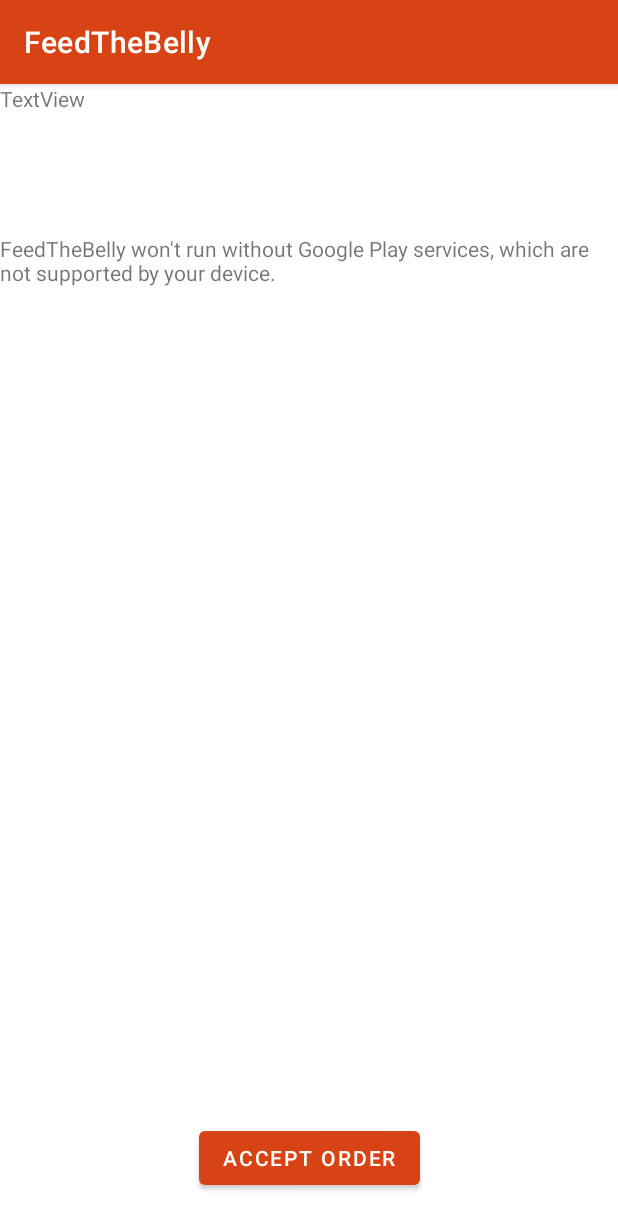
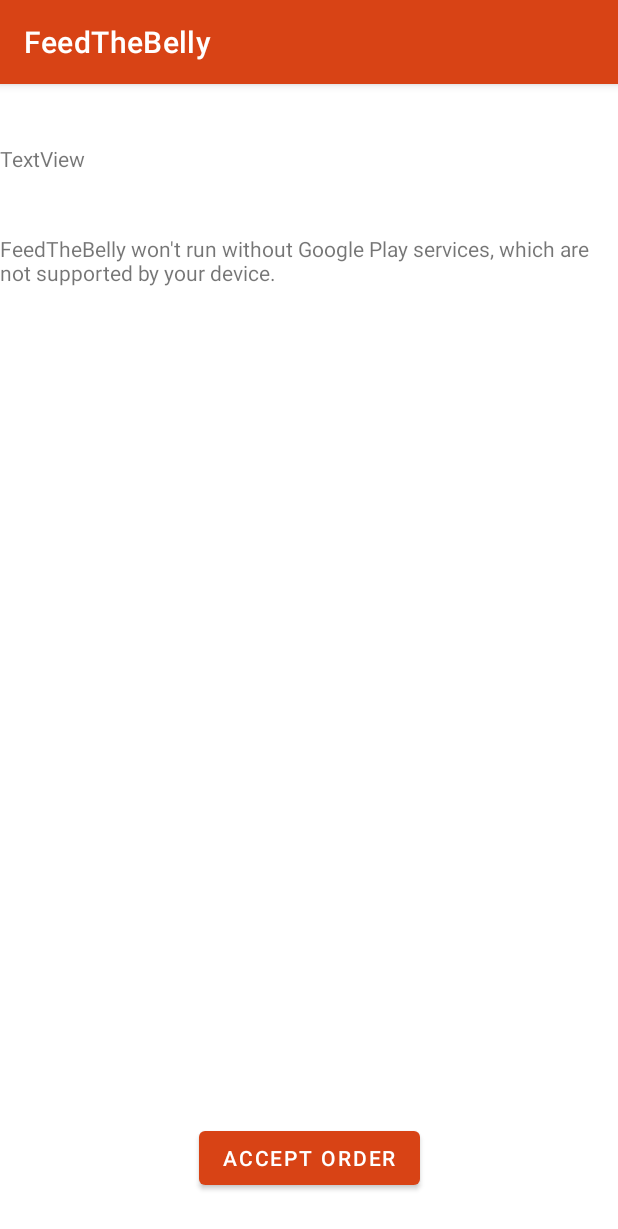
Before and after one commit to Aakash145/Aakash145-W21G4_FeedTheBelly, an Android app: the GoogleMapsActivity screen opened directly, with no data from a screen before it, on a phone screen of 412 x 824 dp. Shown: the top 1229 px of the screen. Run offline under Robolectric (Android 15) with nearby library versions, the light colour scheme and no system bars.

```diff
--- a/app/src/main/res/layout/activity_google_maps.xml
+++ b/app/src/main/res/layout/activity_google_maps.xml
@@ -10,6 +10,7 @@
         android:id="@+id/idRestInfo"
         android:layout_width="0dp"
         android:layout_height="0dp"
+        android:gravity="center_vertical"
         android:text="TextView"
         app:layout_constraintBottom_toTopOf="@+id/map"
         app:layout_constraintEnd_toEndOf="parent"
```
Also changed, not shown: app/src/main/java/com/example/foodrescue/GoogleMapsActivity.java (+7 -1 lines).
